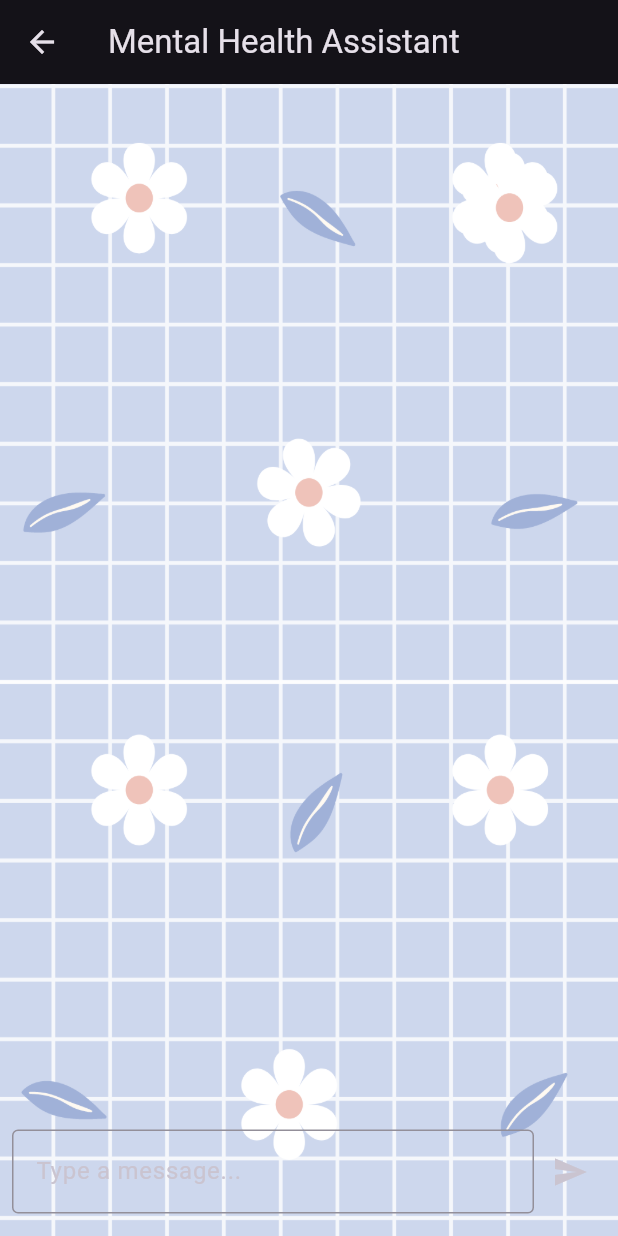
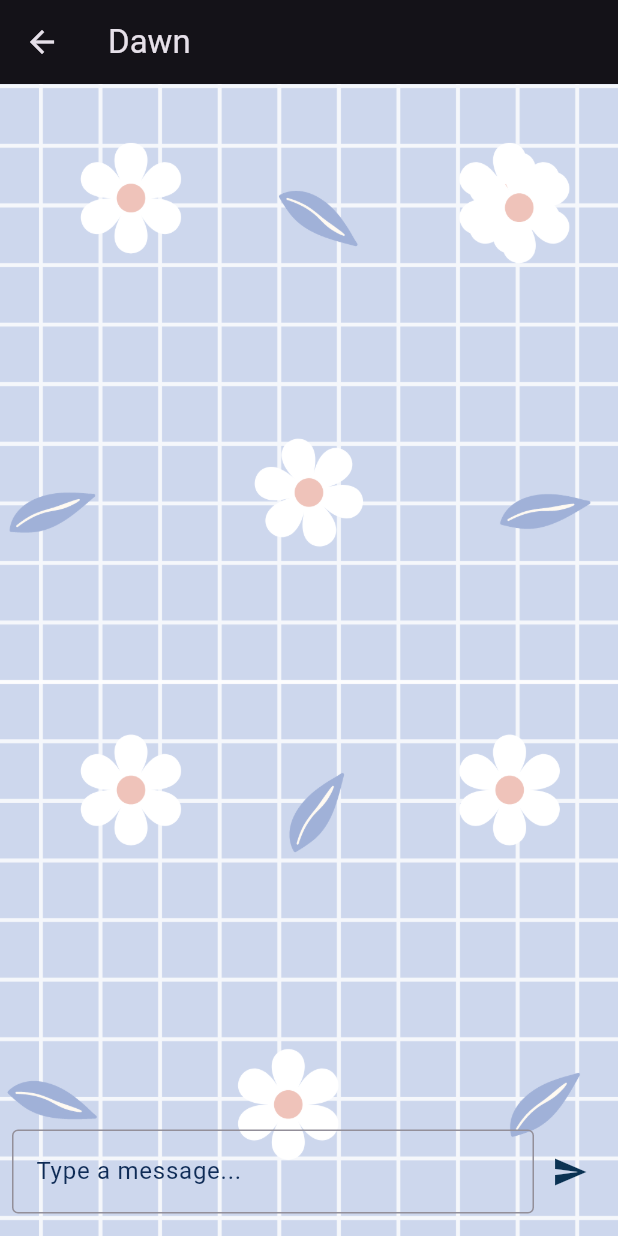
Before and after one commit to gargibendale/Niramaya, a Flutter app: the ChatPage screen opened directly, on a phone screen of 412 x 824 dp. Run offline on Flutter 3.47's test engine with Material 3 defaults, Android fonts, the phone set to English and light mode, and no system bars; our stand-ins replace camera, cloud_firestore, firebase_auth, firebase_core, flutter_local_notifications, flutter_markdown and 3 more; accounts and stored records are empty.

Commit message:
made minor UI changes

```diff
--- a/lib/chat.dart
+++ b/lib/chat.dart
@@ -96,12 +96,12 @@ class _ChatPageState extends State<ChatPage> {
   Widget build(BuildContext context) {
     return Scaffold(
       appBar: AppBar(
-        title: const Text('Mental Health Assistant'),
+        title: const Text('Dawn'),
       ),
       body: DecoratedBox(
         decoration: BoxDecoration(
             image: DecorationImage(
-                image: AssetImage("assets/chatbg4.png"), fit: BoxFit.fill)),
+                image: AssetImage("assets/chatbg4.png"), fit: BoxFit.cover)),
         child: Column(
           children: [
             Expanded(
@@ -160,14 +160,16 @@ class _ChatPageState extends State<ChatPage> {
                       ),
                       controller: _messageController,
                       decoration: const InputDecoration(
-                        border: OutlineInputBorder(),
-                        labelText: 'Type a message...',
-                      ),
+                          border: OutlineInputBorder(),
+                          labelText: 'Type a message...',
+                          labelStyle: TextStyle(
+                              color: Color.fromARGB(255, 14, 43, 86))),
                     ),
                   ),
                   IconButton(
                     onPressed: _handleSendMessage,
                     icon: const Icon(Icons.send),
+                    color: const Color.fromARGB(255, 10, 50, 83),
                   ),
                 ],
               ),
--- a/lib/profile.dart
+++ b/lib/profile.dart
@@ -41,11 +41,11 @@ class ProfilePage extends StatelessWidget {
             itemBuilder: (context) => [
               PopupMenuItem<int>(
                 value: 0,
-                child: Text('Take Test'),
+                child: Text('Diagnosis Tests'),
               ),
               PopupMenuItem<int>(
                 value: 1,
-                child: Text('Chat with Bot'),
+                child: Text('Chat with Dawn'),
               ),
               PopupMenuItem<int>(
                 value: 2,
```
Also changed, not shown: lib/home.dart (+0 -8 lines), 1 other file.
